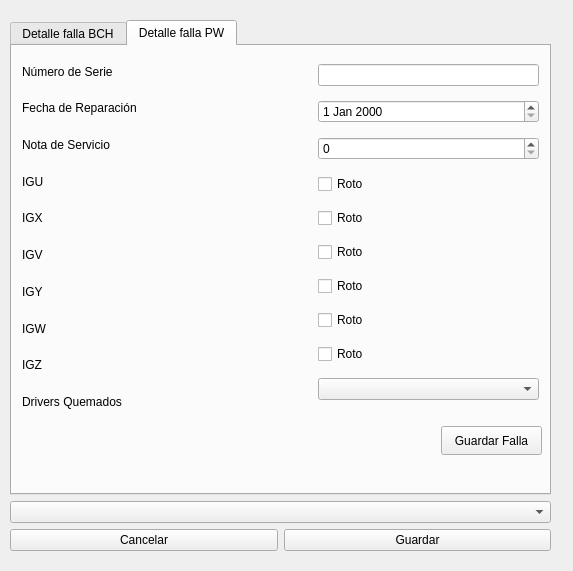
The window that BD-VVVF/asociarfalla.ui (Hombre7Electrico/VVVF_PPS-2-) describes before a commit, drawn with Qt 5.
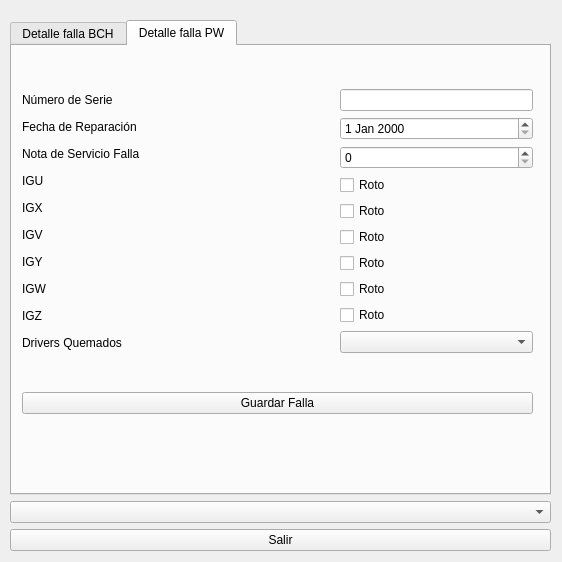
The same window after the commit.

```diff
--- a/BD-VVVF/asociarfalla.ui
+++ b/BD-VVVF/asociarfalla.ui
@@ -6,8 +6,8 @@
    <rect>
     <x>0</x>
     <y>0</y>
-    <width>573</width>
-    <height>571</height>
+    <width>562</width>
+    <height>562</height>
    </rect>
   </property>
   <property name="windowTitle">
@@ -22,8 +22,12 @@
      <height>531</height>
     </rect>
    </property>
+   <layout class="QVBoxLayout" name="verticalLayout_9">
+    <item>
    <layout class="QVBoxLayout" name="verticalLayout_4">
     <item>
+       <layout class="QHBoxLayout" name="horizontalLayout">
+        <item>
      <widget class="QTabWidget" name="tabWidget">
       <property name="currentIndex">
        <number>1</number>
@@ -208,53 +212,19 @@
        <attribute name="title">
         <string>Detalle falla PW</string>
        </attribute>
-       <widget class="QWidget" name="layoutWidget">
-        <property name="geometry">
-         <rect>
-          <x>160</x>
-          <y>10</y>
-          <width>141</width>
-          <height>361</height>
-         </rect>
-        </property>
-        <layout class="QVBoxLayout" name="verticalLayout_6">
-         <item>
-          <spacer name="horizontalSpacer_3">
-           <property name="orientation">
-            <enum>Qt::Orientation::Horizontal</enum>
-           </property>
-           <property name="sizeHint" stdset="0">
-            <size>
-             <width>40</width>
-             <height>20</height>
-            </size>
-           </property>
-          </spacer>
-         </item>
-         <item>
-          <spacer name="horizontalSpacer_4">
-           <property name="orientation">
-            <enum>Qt::Orientation::Horizontal</enum>
-           </property>
-           <property name="sizeHint" stdset="0">
-            <size>
-             <width>40</width>
-             <height>20</height>
-            </size>
-           </property>
-          </spacer>
-         </item>
-        </layout>
-       </widget>
        <widget class="QWidget" name="layoutWidget">
         <property name="geometry">
          <rect>
           <x>10</x>
           <y>10</y>
-          <width>140</width>
-          <height>361</height>
-         </rect>
-        </property>
+              <width>511</width>
+              <height>391</height>
+             </rect>
+            </property>
+            <layout class="QVBoxLayout" name="verticalLayout_8">
+             <item>
+              <layout class="QHBoxLayout" name="horizontalLayout_2">
+               <item>
         <layout class="QVBoxLayout" name="verticalLayout_5">
          <item>
           <widget class="QLabel" name="label_9">
@@ -273,7 +243,7 @@
          <item>
           <widget class="QLabel" name="label_11">
            <property name="text">
-            <string>Nota de Servicio</string>
+                    <string>Nota de Servicio Falla</string>
            </property>
           </widget>
          </item>
@@ -327,16 +297,38 @@
           </widget>
          </item>
         </layout>
-       </widget>
-       <widget class="QWidget" name="layoutWidget">
-        <property name="geometry">
-         <rect>
-          <x>306</x>
-          <y>10</y>
-          <width>221</width>
-          <height>361</height>
-         </rect>
-        </property>
+               </item>
+               <item>
+                <layout class="QVBoxLayout" name="verticalLayout_6">
+                 <item>
+                  <spacer name="horizontalSpacer_3">
+                   <property name="orientation">
+                    <enum>Qt::Orientation::Horizontal</enum>
+                   </property>
+                   <property name="sizeHint" stdset="0">
+                    <size>
+                     <width>40</width>
+                     <height>20</height>
+                    </size>
+                   </property>
+                  </spacer>
+                 </item>
+                 <item>
+                  <spacer name="horizontalSpacer_4">
+                   <property name="orientation">
+                    <enum>Qt::Orientation::Horizontal</enum>
+                   </property>
+                   <property name="sizeHint" stdset="0">
+                    <size>
+                     <width>40</width>
+                     <height>20</height>
+                    </size>
+                   </property>
+                  </spacer>
+                 </item>
+                </layout>
+               </item>
+               <item>
         <layout class="QVBoxLayout" name="verticalLayout_7">
          <item>
           <widget class="QLineEdit" name="lineEdit_2NS_PW"/>
@@ -393,43 +385,34 @@
           <widget class="QComboBox" name="comboBox_3DRIVERS_PW"/>
          </item>
         </layout>
-       </widget>
-       <widget class="QPushButton" name="pushButton_4">
-        <property name="geometry">
-         <rect>
-          <x>429</x>
-          <y>380</y>
-          <width>101</width>
-          <height>29</height>
-         </rect>
-        </property>
+               </item>
+              </layout>
+             </item>
+             <item>
+              <widget class="QPushButton" name="pushButton_4PW">
         <property name="text">
          <string>Guardar Falla</string>
         </property>
        </widget>
-      </widget>
-     </widget>
+             </item>
+            </layout>
+           </widget>
+          </widget>
+         </widget>
+        </item>
+       </layout>
+      </item>
+     </layout>
     </item>
     <item>
      <widget class="QComboBox" name="comboBoxEventoPendientes"/>
     </item>
     <item>
-     <layout class="QHBoxLayout" name="horizontalLayout">
-      <item>
        <widget class="QPushButton" name="pushButton_2">
         <property name="text">
-         <string>Cancelar</string>
-        </property>
-       </widget>
-      </item>
-      <item>
-       <widget class="QPushButton" name="pushButton">
-        <property name="text">
-         <string>Guardar</string>
-        </property>
-       </widget>
-      </item>
-     </layout>
+       <string>Salir</string>
+      </property>
+     </widget>
     </item>
    </layout>
   </widget>
```
Left out of the diff: 58 changed lines with no effect on the pictures. Lines whose indentation alone changed are shown as unchanged.
